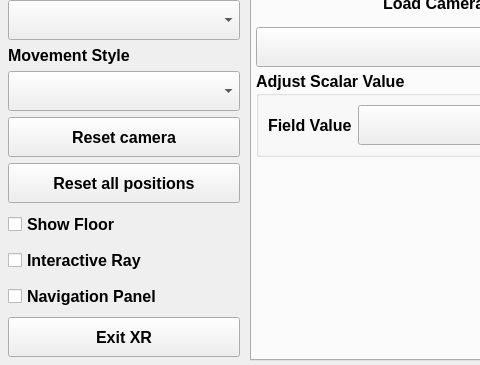
Old version of the form Plugins/XRInterface/Plugin/pqXRInterfaceControls.ui in the repository Kitware/ParaView; both pictures show x 0 to 480 and y 358 to 723 of the 960 by 723 pixel window.
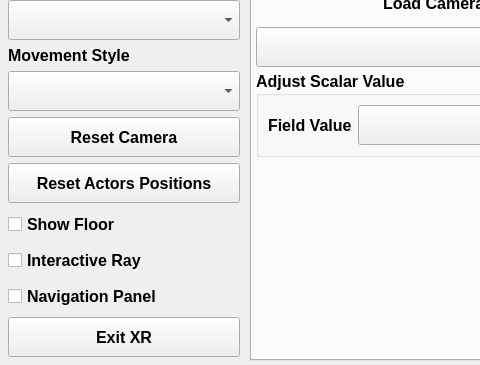
New version of the form. Custom widgets are drawn as their Qt base class.

Commit message:
XRInterface: Fix Reset All Positions button in XR menu
The button previously did not produce any result. Actors are now returned
to their original positions upon clicking the button.

What changed in the file:
```diff
--- a/Plugins/XRInterface/Plugin/pqXRInterfaceControls.ui
+++ b/Plugins/XRInterface/Plugin/pqXRInterfaceControls.ui
@@ -139,7 +139,7 @@
          </size>
         </property>
         <property name="text">
-         <string>Reset camera</string>
+         <string>Reset Camera</string>
         </property>
        </widget>
       </item>
@@ -152,7 +152,7 @@
          </size>
         </property>
         <property name="text">
-         <string>Reset all positions</string>
+         <string>Reset Actors Positions</string>
         </property>
        </widget>
       </item>
```
The commit also changes 2 other files.
